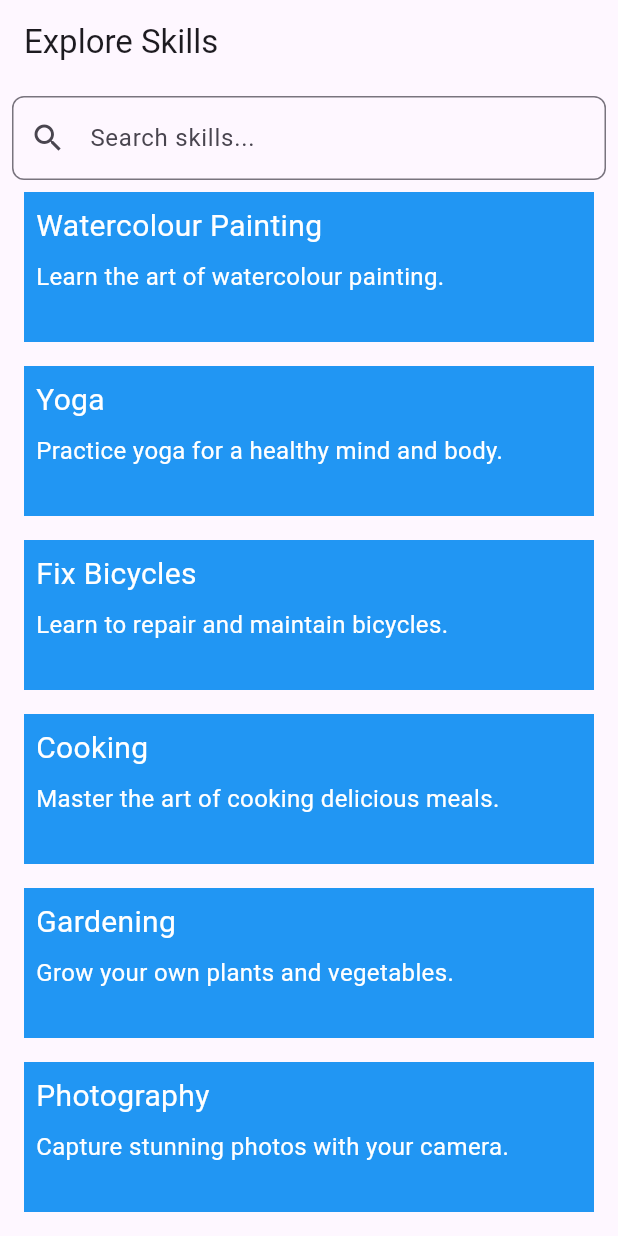
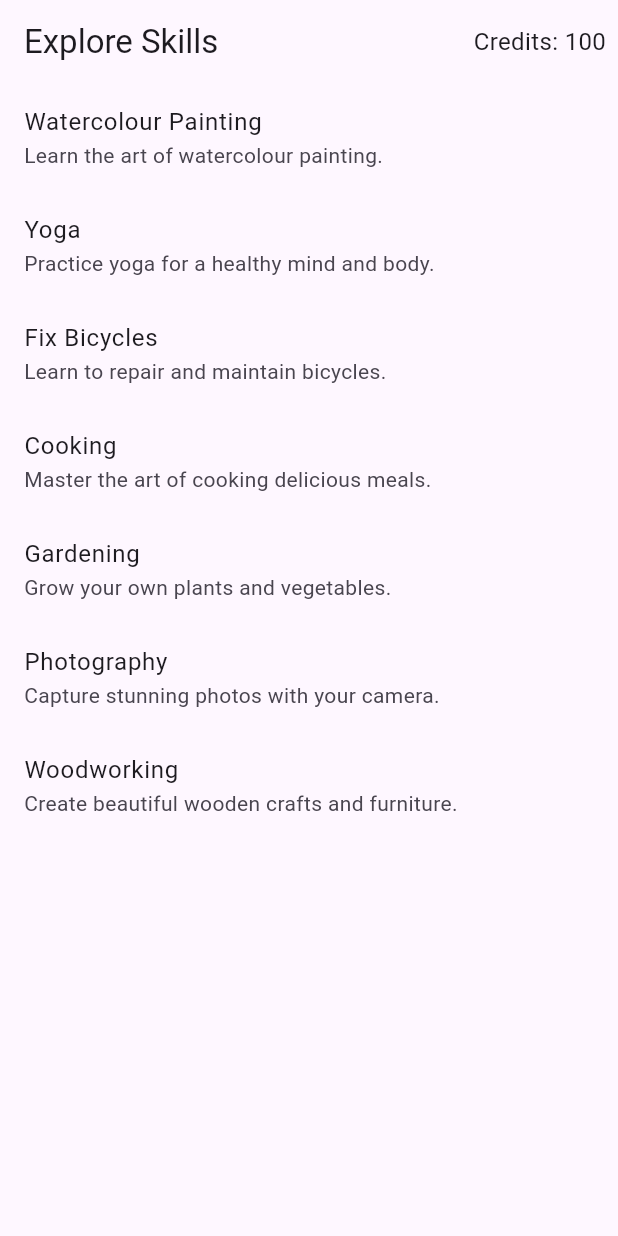
Before and after one commit to aminafayaz/SkillNova, a Flutter app: the ExplorePage screen opened directly, on a phone screen of 412 x 824 dp. Run offline on Flutter 3.47's test engine with Material 3 defaults, Android fonts, the phone set to English and light mode, and no system bars; our stand-ins replace firebase_auth, firebase_core; accounts and stored records are empty; statements that could not run were skipped.

Commit message:
available credits added

```diff
--- a/skillnova_frontend/lib/explorepage.dart
+++ b/skillnova_frontend/lib/explorepage.dart
@@ -11,56 +11,33 @@ class ExplorePage extends StatelessWidget {
     {'name': 'Woodworking', 'description': 'Create beautiful wooden crafts and furniture.'},
   ];
 
+  final int availableCredits = 100; // Example value for available credits
+
   @override
   Widget build(BuildContext context) {
     return Scaffold(
       appBar: AppBar(
         title: Text('Explore Skills'),
-      ),
-      body: Padding(
-        padding: const EdgeInsets.all(8.0),
-        child: Column(
-          children: [
-            TextField(
-              decoration: InputDecoration(
-                hintText: 'Search skills...',
-                border: OutlineInputBorder(
-                  borderRadius: BorderRadius.circular(8.0),
-                ),
-                prefixIcon: Icon(Icons.search),
+        actions: [
+          Center(
+            child: Padding(
+              padding: const EdgeInsets.all(8.0),
+              child: Text(
+                'Credits: $availableCredits',
+                style: TextStyle(fontSize: 16),
               ),
             ),
-            Expanded(
-              child: ListView.builder(
-                itemCount: skills.length,
-                itemBuilder: (context, index) {
-                  return Container(
-                    height: 100,
-                    margin: EdgeInsets.all(8.0),
-                    color: Colors.blue,
-                    child: Padding(
-                      padding: const EdgeInsets.all(8.0),
-                      child: Column(
-                        crossAxisAlignment: CrossAxisAlignment.start,
-                        children: [
-                          Text(
-                            skills[index]['name']!,
-                            style: TextStyle(color: Colors.white, fontSize: 20),
-                          ),
-                          SizedBox(height: 8.0),
-                          Text(
-                            skills[index]['description']!,
-                            style: TextStyle(color: Colors.white, fontSize: 16),
-                          ),
-                        ],
-                      ),
-                    ),
-                  );
-                },
-              ),
-            ),
-          ],
-        ),
+          ),
+        ],
+      ),
+      body: ListView.builder(
+        itemCount: skills.length,
+        itemBuilder: (context, index) {
+          return ListTile(
+            title: Text(skills[index]['name']!),
+            subtitle: Text(skills[index]['description']!),
+          );
+        },
       ),
     );
   }
```
